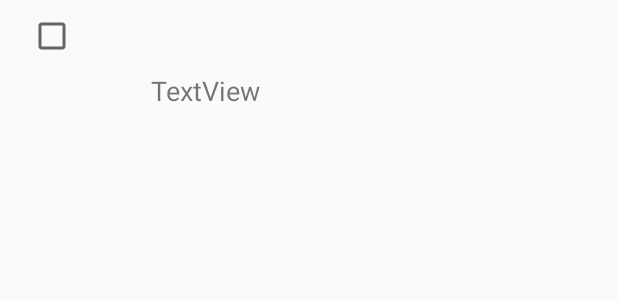
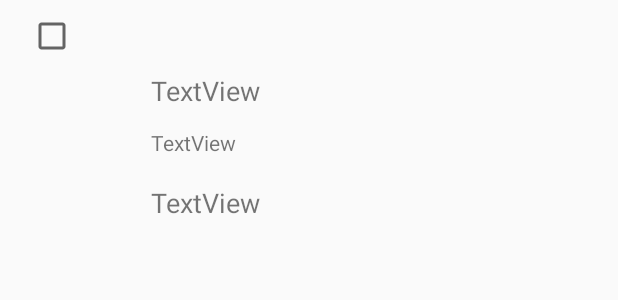
Before and after one commit to woshani/INternAppv2, an Android app: the layout student_by_batch.xml on its own in the app's theme, with its tools: preview values and no code run, on a phone screen of 412 x 824 dp. Shown: the top 300 px of the screen. Run offline under Robolectric (Android 15) with nearby library versions, the phone set to English and light mode, and no system bars.

Commit message:
fuck everything

```diff
--- a/InternshipAppv2/app/src/main/java/com/shay/incursio/internshipappv2/viewVacancyStud.java
+++ b/InternshipAppv2/app/src/main/java/com/shay/incursio/internshipappv2/viewVacancyStud.java
@@ -131,14 +131,14 @@ public class viewVacancyStud  extends AppCompatActivity{
                 public void processFinish(String s) {
                     Log.d("result",s);
                     if(s.equalsIgnoreCase("inserted")){
-                        Toast.makeText(viewVacancyStud.this,"Application successfully sent.",Toast.LENGTH_LONG).show();
+                        Toast.makeText(viewVacancyStud.this,"Application SUCCESSFULLY sent.",Toast.LENGTH_LONG).show();
                         Intent i = new Intent(viewVacancyStud.this,viewVacancyStud.class);
                         startActivity(i);
                         finish();
                     }else if(s.equalsIgnoreCase("fail")){
-                        Toast.makeText(viewVacancyStud.this,"Application failed to sent.",Toast.LENGTH_LONG).show();
+                        Toast.makeText(viewVacancyStud.this,"Application FAILED to sent.",Toast.LENGTH_LONG).show();
                     }else if(s.equalsIgnoreCase("already")){
-                        Toast.makeText(viewVacancyStud.this,"Application already sent.",Toast.LENGTH_LONG).show();
+                        Toast.makeText(viewVacancyStud.this,"Application ALREADY sent.",Toast.LENGTH_LONG).show();
                     }
                 }
             });
--- a/InternshipAppv2/app/src/main/res/layout/student_by_batch.xml
+++ b/InternshipAppv2/app/src/main/res/layout/student_by_batch.xml
@@ -22,6 +22,38 @@
         app:layout_constraintStart_toStartOf="parent"
         app:layout_constraintTop_toTopOf="parent" />
 
+    <TextView
+        android:id="@+id/tvStudStatus"
+        android:layout_width="303dp"
+        android:layout_height="29dp"
+        android:layout_marginEnd="8dp"
+        android:layout_marginStart="8dp"
+        android:layout_marginTop="8dp"
+        android:layout_weight="0.05"
+        android:text="TextView"
+        android:textAlignment="viewStart"
+        android:textSize="18sp"
+        app:layout_constraintEnd_toEndOf="parent"
+        app:layout_constraintHorizontal_bias="1.0"
+        app:layout_constraintStart_toStartOf="parent"
+        app:layout_constraintTop_toBottomOf="@+id/tvStudStatusApp" />
+
+    <TextView
+        android:id="@+id/tvStudStatusApp"
+        android:layout_width="303dp"
+        android:layout_height="29dp"
+        android:layout_marginEnd="8dp"
+        android:layout_marginStart="8dp"
+        android:layout_marginTop="8dp"
+        android:layout_weight="0.05"
+        android:text="TextView"
+        android:textAlignment="viewStart"
+        android:textSize="14sp"
+        app:layout_constraintEnd_toEndOf="parent"
+        app:layout_constraintHorizontal_bias="1.0"
+        app:layout_constraintStart_toStartOf="parent"
+        app:layout_constraintTop_toBottomOf="@+id/tvStudName" />
+
     <CheckBox
         android:id="@+id/cbxStud"
         android:layout_width="wrap_content"
```
Also changed, not shown: InternshipAppv2/app/src/main/java/com/shay/incursio/internshipappv2/Utils/ListAdapter.java (+82 -16 lines), InternshipAppv2/app/src/main/java/com/shay/incursio/internshipappv2/bean/ApplicationStatusStudent.java (added, +35 -0 lines), InternshipAppv2/app/src/main/java/com/shay/incursio/internshipappv2/bean/StudentNS.java (+12 -0 lines), InternshipAppv2/app/src/main/java/com/shay/incursio/internshipappv2/manageStudent.java (+18 -8 lines).
